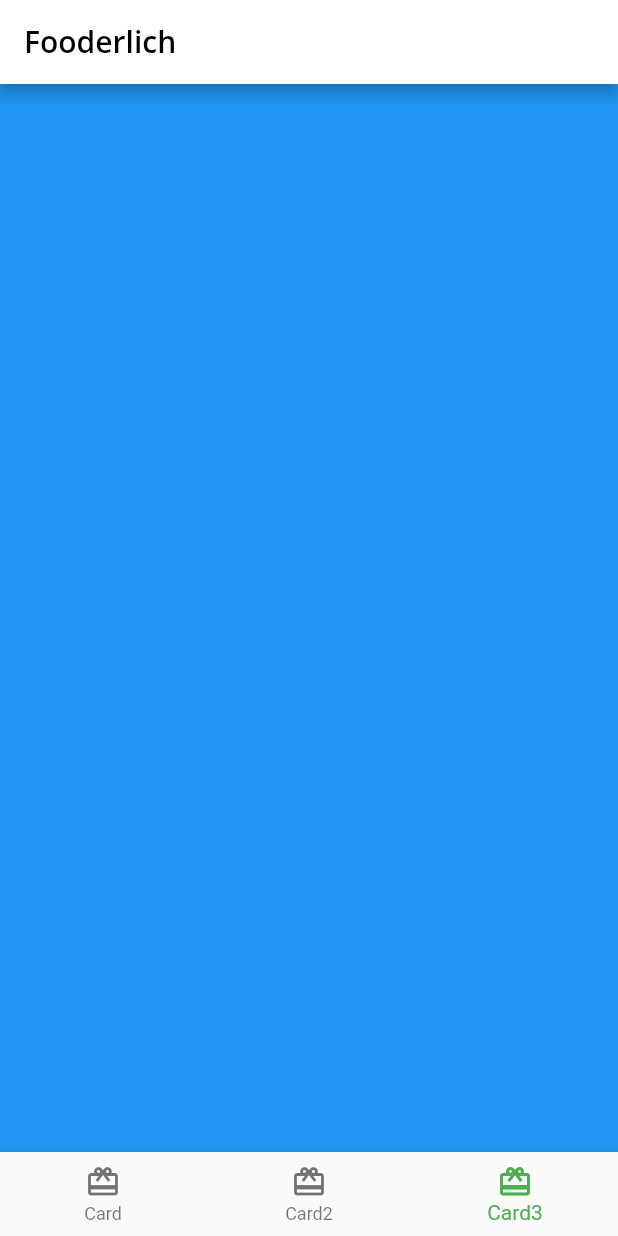
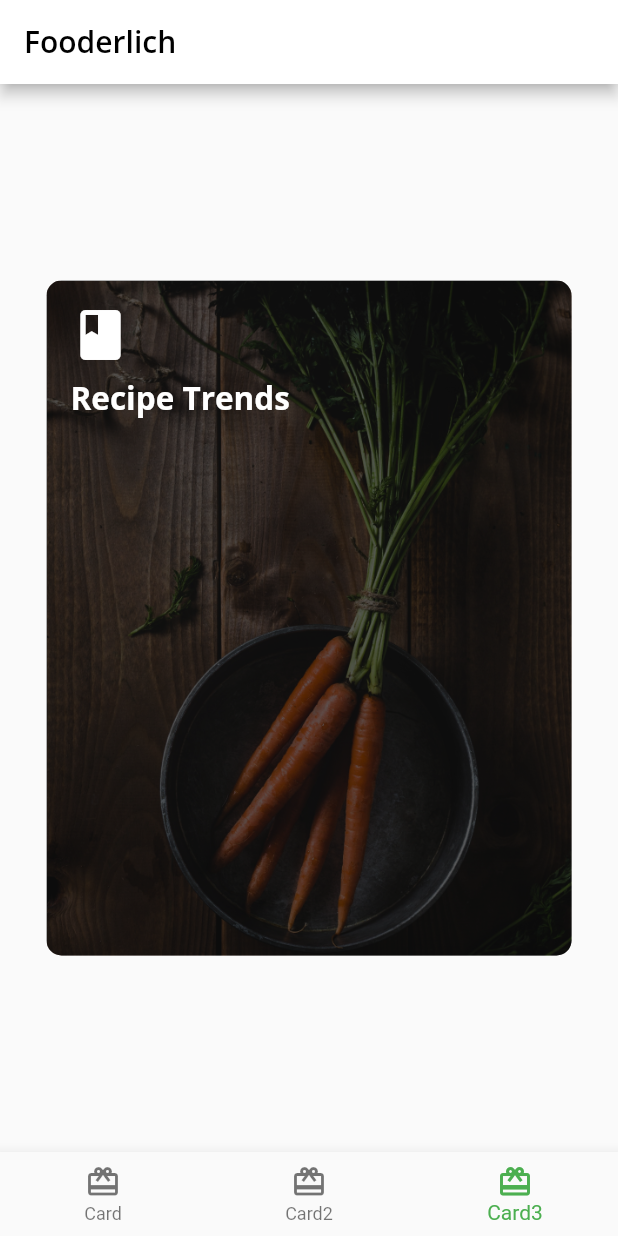
Before and after one commit to ShafeeMahmoud/Fooderlich, a Flutter app: the screen it shows after launch, item 3 of the bottom bar chosen, on a phone screen of 412 x 824 dp. Run offline on Flutter 3.47's test engine with Material 2 defaults, Android fonts, the phone set to English and light mode, and no system bars; our stand-ins replace google_fonts.

Commit message:
Add the header

```diff
--- /dev/null
+++ b/lib/card3.dart
@@ -0,0 +1,61 @@
+import 'package:flutter/material.dart';
+import 'package:fooderlich/fooderlich_theme.dart';
+
+class Card3 extends StatelessWidget {
+  const Card3({Key? key}) : super(key: key);
+
+  @override
+  Widget build(BuildContext context) {
+    return Center(
+      child: Container(
+        constraints: BoxConstraints.expand(
+          width: 350,
+          height: 450,
+        ),
+        decoration: const BoxDecoration(
+          image: DecorationImage(
+            image: AssetImage('assets/mag2.png'),
+            fit: BoxFit.cover,
+          ),
+          borderRadius: BorderRadius.all(
+            Radius.circular(10.0),
+          ),
+        ),
+        child: Stack(
+          children: [
+            Container(
+              decoration: BoxDecoration(
+                color: Colors.black.withOpacity(0.6),
+                borderRadius: BorderRadius.all(Radius.circular(10))
+              ),
+            ),
+            Container(
+              padding: EdgeInsets.all(16),
+              child: Column(
+                crossAxisAlignment: CrossAxisAlignment.start,
+                children: [
+                  const Icon(
+                    Icons.book,
+                    color: Colors.white,
+                    size: 40,
+                  ),
+                  const SizedBox(
+                    height: 8,
+                  ),
+                  Text(
+                    'Recipe Trends',
+                    style: FooderlichTheme.darkTextTheme.headline2,
+                  ),
+                  const SizedBox(
+                    height: 30,
+                  )
+                ],
+              ),
+            ),
+            // TODO 7: Add Center widget with Chip widget children
+          ],
+        ),
+      ),
+    );
+  }
+}
--- a/lib/home.dart
+++ b/lib/home.dart
@@ -1,4 +1,5 @@
 import 'package:flutter/material.dart';
+import 'package:fooderlich/card3.dart';
 
 import 'card1.dart';
 import 'card2.dart';
@@ -14,10 +15,9 @@ class _HomeState extends State<Home> {
   int _selectedIndex = 0;
 
   static List<Widget> pages = [
-    // TODO: Replace with Cards
     const Card1(),
     const Card2(),
-    Container(color: Colors.blue,),
+    const Card3(),
   ];
 
   void _onItemTapped(int index) {
```
